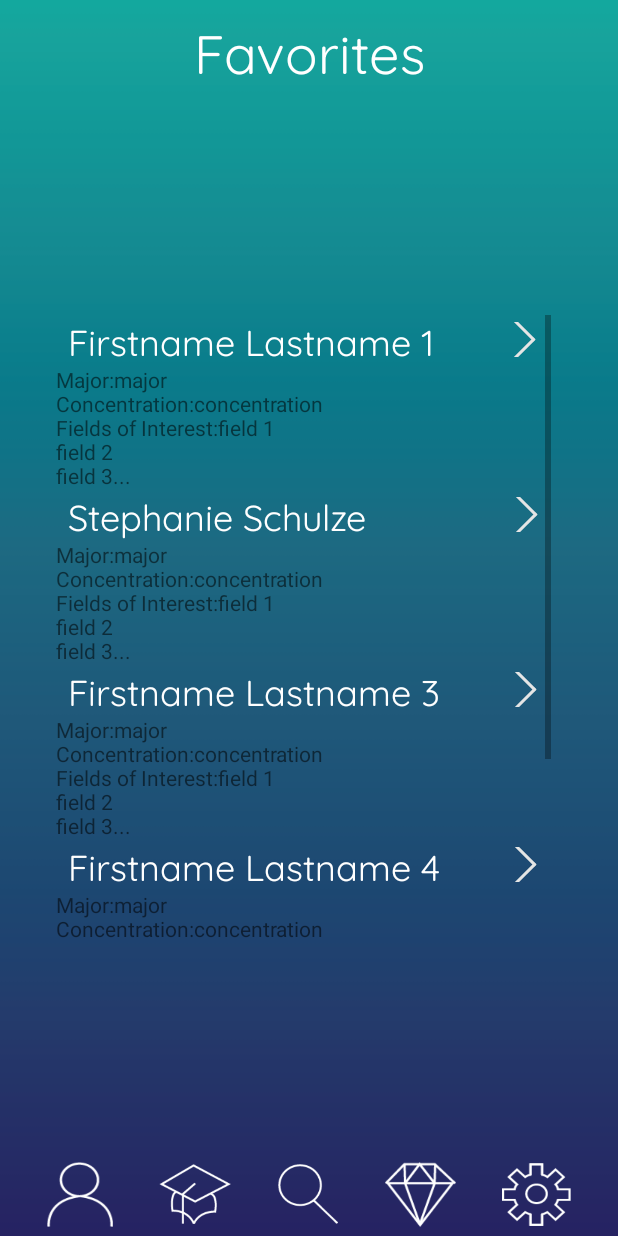
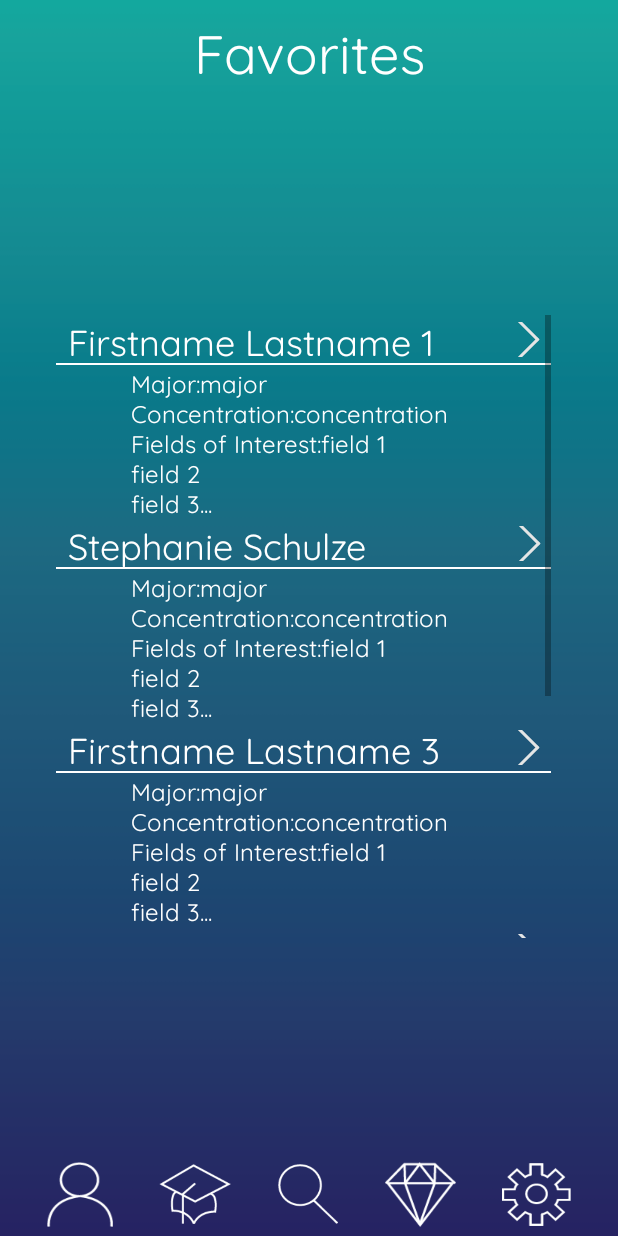
Before and after one commit to dpe7663/Synapse, an Android app: the FavoritesActivity screen opened directly, with no data from a screen before it, on a phone screen of 412 x 824 dp. Run offline under Robolectric (Android 15) with nearby library versions, the phone set to English and light mode, and no system bars.

Commit message:
Added SmallText to styles Fixed formatting for favorites page: -established left and right margins/padding -Added underline -Added contentDescriptions -Corrected missing layout_weight on linear layouts
*I cannot see the changes in the design layout because of some error with the iml files. This is also causing all the android attributes to throw an error of 'unknown attribute'. Hopefully it will still work!

Signed-off-by: StephSchulze <ss4134@uncw.edu>

```diff
--- a/app/src/main/res/layout/activity_favorites.xml
+++ b/app/src/main/res/layout/activity_favorites.xml
@@ -90,6 +90,7 @@
         android:layout_width="330dp"
         android:layout_height="415dp"
         android:layout_marginEnd="8dp"
+        android:layout_marginRight="8dp"
         app:layout_constraintTop_toBottomOf="@id/textViewFavoritesTitle"
         app:layout_constraintBottom_toTopOf="@id/imageButtonSearch2"
         app:layout_constraintEnd_toEndOf="parent"
@@ -106,10 +107,12 @@
                 android:layout_height="wrap_content"
                 android:gravity="center_vertical"
                 android:orientation="horizontal"
-                android:weightSum="2">
+                android:weightSum="2"
+                android:background="@drawable/underline">
 
                 <TextView
                     android:id="@+id/textViewUser1"
+                    android:contentDescription="@string/other_user_name1"
                     android:layout_width="wrap_content"
                     android:layout_height="wrap_content"
                     android:layout_marginEnd="8dp"
@@ -127,8 +130,10 @@
                     android:id="@+id/imageButtonUser1"
                     android:layout_width="34dp"
                     android:layout_height="23dp"
+                    android:layout_weight=".25"
                     android:background="@android:color/transparent"
-                    android:src="@drawable/arrow" />
+                    android:src="@drawable/arrow"
+                    android:conentDescription="@string/arrow_button_description"/>
 
             </LinearLayout>
 
@@ -136,16 +141,23 @@
 
             <TextView
                 android:id="@+id/textViewFavoriteInfo1"
+                android:textAppearance="@style/SmallText"
                 android:layout_width="match_parent"
                 android:layout_height="wrap_content"
-                android:text="@string/other_user_info" />
+                android:text="@string/other_user_info"
+                android:paddingLeft="50dp"
+                android:paddingStart="50dp"
+                android:paddingRight="0dp"
+                android:paddingEnd="0dp"
+                android:contentDescription="@string/other_user_info"/>
 
             <LinearLayout
                 android:layout_width="match_parent"
                 android:layout_height="wrap_content"
                 android:gravity="center_vertical"
                 android:orientation="horizontal"
-                android:weightSum="2">
+                android:weightSum="2"
+                android:background="@drawable/underline">
 
                 <TextView
                     android:id="@+id/textViewUser2"
@@ -156,6 +168,7 @@
                     android:layout_weight="1.75"
                     android:gravity="center_vertical"
                     android:text="@string/other_user_name2"
+                    android:contentDescription="@string/other_user_name2"
                     android:textAppearance="@style/RegularText"
                     app:layout_constraintEnd_toEndOf="parent"
                     app:layout_constraintHorizontal_bias="0.509"
@@ -166,15 +179,23 @@
                     android:id="@+id/imageButtonUser2"
                     android:layout_width="34dp"
                     android:layout_height="23dp"
+                    android:layout_weight=".25"
                     android:background="@android:color/transparent"
+                    android:conentDescription="@string/arrow_button_description"
                     android:src="@drawable/arrow" />
 
             </LinearLayout>
 
             <TextView
                 android:id="@+id/textViewFavoriteInfo2"
+                android:textAppearance="@style/SmallText"
                 android:layout_width="match_parent"
                 android:layout_height="wrap_content"
+                android:paddingLeft="50dp"
+                android:paddingStart="50dp"
+                android:paddingRight="0dp"
+                android:paddingEnd="0dp"
+                android:contentDescription="@string/other_user_info"
                 android:text="@string/other_user_info" />
 
             <LinearLayout
@@ -182,7 +203,8 @@
                 android:layout_height="wrap_content"
                 android:gravity="center_vertical"
                 android:orientation="horizontal"
-                android:weightSum="2">
+                android:weightSum="2"
+                android:background="@drawable/underline">
 
                 <TextView
                     android:id="@+id/textViewUser3"
@@ -193,6 +215,7 @@
                     android:layout_weight="1.75"
                     android:gravity="center_vertical"
                     android:text="@string/other_user_name3"
+                    android:contentDescription="@string/other_user_name3"
                     android:textAppearance="@style/RegularText"
                     app:layout_constraintEnd_toEndOf="parent"
                     app:layout_constraintHorizontal_bias="0.509"
@@ -203,15 +226,23 @@
                     android:id="@+id/imageButtonUser3"
                     android:layout_width="34dp"
                     android:layout_height="23dp"
+                    android:layout_weight=".25"
                     android:background="@android:color/transparent"
-                    android:src="@drawable/arrow" />
+                    android:src="@drawable/arrow"
+                    android:conentDescription="@string/arrow_button_description"/>
 
             </LinearLayout>
 
             <TextView
                 android:id="@+id/textViewFavoriteInfo3"
+                android:textAppearance="@style/SmallText"
                 android:layout_width="match_parent"
                 android:layout_height="wrap_content"
+                android:paddingLeft="50dp"
+                android:paddingStart="50dp"
+                android:paddingRight="0dp"
+                android:paddingEnd="0dp"
+                android:contentDescription="@string/other_user_info"
                 android:text="@string/other_user_info" />
 
             <LinearLayout
@@ -219,7 +250,8 @@
                 android:layout_height="wrap_content"
                 android:gravity="center_vertical"
                 android:orientation="horizontal"
-                android:weightSum="2">
+                android:weightSum="2"
+                android:background="@drawable/underline">
 
                 <TextView
                     android:id="@+id/textViewUser4"
@@ -230,6 +262,7 @@
                     android:layout_weight="1.75"
                     android:gravity="center_vertical"
                     android:text="@string/other_user_name4"
+                    android:contentDescription="@string/other_user_name4"
                     android:textAppearance="@style/RegularText"
                     app:layout_constraintEnd_toEndOf="parent"
                     app:layout_constraintHorizontal_bias="0.509"
@@ -240,15 +273,23 @@
                     android:id="@+id/imageButtonUser4"
                     android:layout_width="34dp"
                     android:layout_height="23dp"
+                    android:layout_weight=".25"
                     android:background="@android:color/transparent"
-                    android:src="@drawable/arrow" />
+                    android:src="@drawable/arrow"
+                    android:conentDescription="@string/arrow_button_description"/>
 
             </LinearLayout>
 
             <TextView
                 android:id="@+id/textViewFavoriteInfo4"
+                android:textAppearance="@style/SmallText"
                 android:layout_width="match_parent"
                 android:layout_height="wrap_content"
+                android:paddingLeft="50dp"
+                android:paddingStart="50dp"
+                android:paddingRight="0dp"
+                android:paddingEnd="0dp"
+                android:contentDescription="@string/other_user_info"
                 android:text="@string/other_user_info" />
 
             <LinearLayout
@@ -256,7 +297,8 @@
                 android:layout_height="wrap_content"
                 android:gravity="center_vertical"
                 android:orientation="horizontal"
-                android:weightSum="2">
+                android:weightSum="2"
+                android:background="@drawable/underline">
 
                 <TextView
                     android:id="@+id/textViewUser5"
@@ -268,6 +310,7 @@
                     android:gravity="center_vertical"
                     android:text="@string/other_user_name5"
                     android:textAppearance="@style/RegularText"
+                    android:contentDescription="@string/other_user_name5"
                     app:layout_constraintEnd_toEndOf="parent"
                     app:layout_constraintHorizontal_bias="0.509"
                     app:layout_constraintStart_toStartOf="parent"
@@ -278,14 +321,22 @@
                     android:layout_width="34dp"
                     android:layout_height="23dp"
                     android:background="@android:color/transparent"
-                    android:src="@drawable/arrow" />
+                    android:src="@drawable/arrow"
+                    android:layout_weight=".25"
+                    android:conentDescription="@string/arrow_button_description"/>
 
             </LinearLayout>
 
             <TextView
                 android:id="@+id/textViewFavoriteInfo5"
+                android:textAppearance="@style/SmallText"
                 android:layout_width="match_parent"
                 android:layout_height="wrap_content"
+                android:paddingLeft="50dp"
+                android:paddingStart="50dp"
+                android:paddingRight="0dp"
+                android:paddingEnd="0dp"
+                android:contentDescription="@string/other_user_info"
                 android:text="@string/other_user_info" />
 
         </LinearLayout>
--- a/app/src/main/res/values/styles.xml
+++ b/app/src/main/res/values/styles.xml
@@ -30,4 +30,11 @@
         <item name="android:paddingRight">16dp</item>
         <item name="android:layout_width">315dp</item>
     </style>
+
+    <style name="SmallText" parent="@android:style/TextAppearance">
+        <item name="android:fontFamily">@font/quicksand</item>
+        <item name="android:textColor">#FFFFFF</item>
+        <item name="android:textSize">16sp</item>
+        <item name="android:alpha">0.75</item>
+    </style>
 </resources>
```
